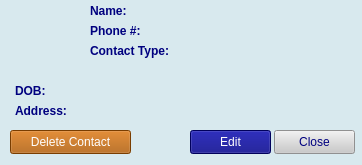
This is Address_Book/profiledisplay.ui in kajo12864/Address-Book as Qt 5 draws it before an edit. The edited form follows.
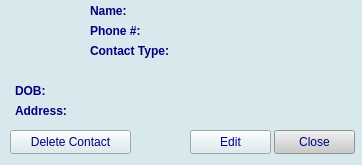
This is the edited form.

```diff
--- a/Address_Book/profiledisplay.ui
+++ b/Address_Book/profiledisplay.ui
@@ -125,8 +125,7 @@
     </rect>
    </property>
    <property name="styleSheet">
-    <string notr="true">background-color: rgb(0, 0, 127);
-color: white;</string>
+    <string notr="true"/>
    </property>
    <property name="text">
     <string>Edit</string>
@@ -142,8 +141,7 @@
     </rect>
    </property>
    <property name="styleSheet">
-    <string notr="true">background-color: rgb(170, 85, 0);
-color: white</string>
+    <string notr="true"/>
    </property>
    <property name="text">
     <string>Delete Contact</string>
```
